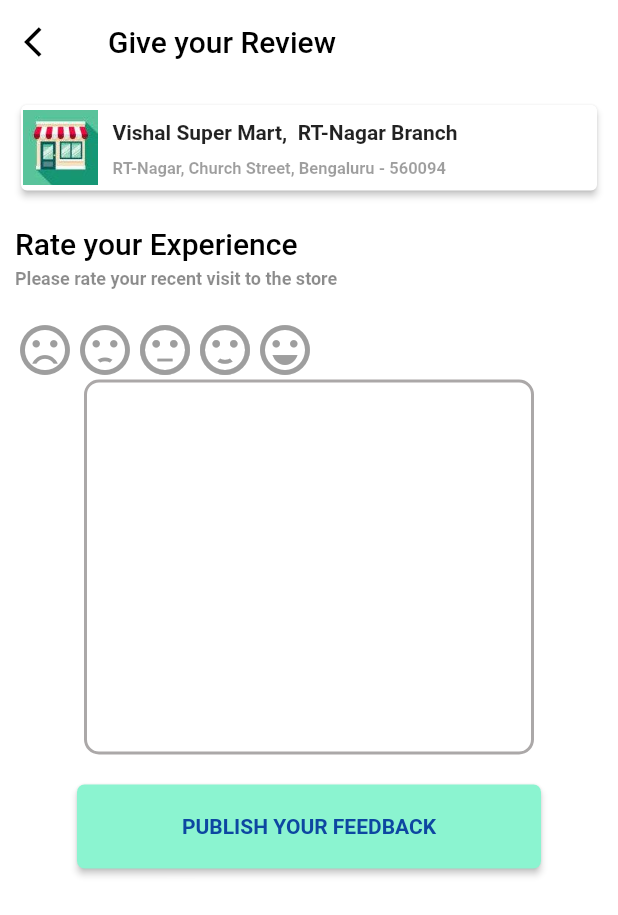
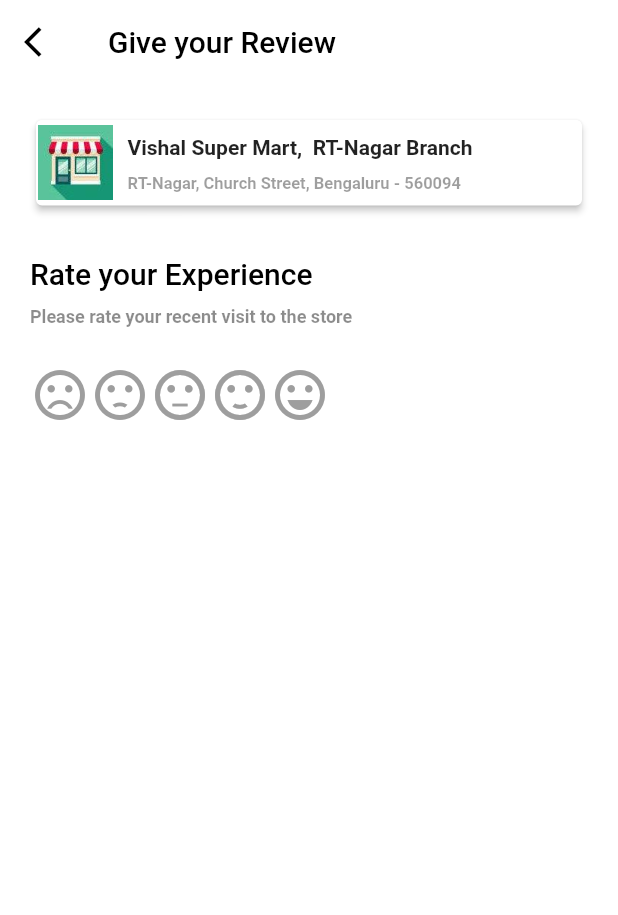
Before and after one commit to naren1726/feedback-app, a Flutter app: the screen it shows after launch, on a phone screen of 412 x 824 dp. Shown: the top 915 px of the screen. Run offline on Flutter 3.47's test engine with Material 2 defaults, Android fonts, the phone set to English and light mode, and no system bars; drawn by our look-alikes of flutter_rating_bar; Roboto replaces fonts that are missing (WorkSansMedium).

Commit message:
Added the basic animation

```diff
--- a/lib/pages/feedback.dart
+++ b/lib/pages/feedback.dart
@@ -1,9 +1,17 @@
 import 'package:feedback/pages/widgets.dart';
+import 'package:feedback/widgets.dart';
 import 'package:flutter/material.dart';
 import 'package:flutter_rating_bar/flutter_rating_bar.dart';
 
 // ignore: must_be_immutable
-class MyApp extends StatelessWidget {
+class MyApp extends StatefulWidget {
+  @override
+  _MyAppState createState() => _MyAppState();
+}
+
+class _MyAppState extends State<MyApp> {
+  bool isRatingGiven = false;
+
   @override
   Widget build(BuildContext context) {
     return Scaffold(
@@ -18,7 +26,7 @@ class MyApp extends StatelessWidget {
         ),
       ),
       body: Container(
-        padding: EdgeInsets.all(10),
+        padding: EdgeInsets.all(20),
         child: ListView(
           children: [
             Card(
@@ -61,17 +69,17 @@ class MyApp extends StatelessWidget {
                 ),
               ),
             ),
-            SizedBox(height: 20),
+            SizedBox(height: 30),
             Text(
               "Rate your Experience",
               style: headingStyle(),
             ),
-            SizedBox(height: 5),
+            SizedBox(height: 10),
             Text(
               "Please rate your recent visit to the store",
               style: subHeadingStyle(),
             ),
-            SizedBox(height: 20),
+            SizedBox(height: 25),
             RatingBar.builder(
               initialRating: 0,
               itemCount: 5,
@@ -110,31 +118,24 @@ class MyApp extends StatelessWidget {
                 }
               },
               onRatingUpdate: (rating) {
+                if (!isRatingGiven)
+                  setState(() {
+                    isRatingGiven = true;
+                  });
                 print(rating);
               },
             ),
-            RatingComments()
+            AnimatedCrossFade(
+              crossFadeState: (isRatingGiven)
+                  ? CrossFadeState.showSecond
+                  : CrossFadeState.showFirst,
+              duration: Duration(milliseconds: 500),
+              firstChild: Container(),
+              secondChild: RatingComments(),
+            )
           ],
         ),
       ),
     );
   }
 }
-
-TextStyle headingStyle() {
-  return TextStyle(
-    color: Colors.black,
-    fontWeight: FontWeight.w500,
-    fontSize: 20,
-  );
-}
-
-TextStyle subHeadingStyle() {
-  return TextStyle(
-    color: Colors.black45,
-    fontWeight: FontWeight.w600,
-    fontSize: 12,
-  );
-}
-
-  // show the dialog
--- /dev/null
+++ b/lib/widgets.dart
@@ -0,0 +1,17 @@
+import 'package:flutter/material.dart';
+
+TextStyle headingStyle() {
+  return TextStyle(
+    color: Colors.black,
+    fontWeight: FontWeight.w500,
+    fontSize: 20,
+  );
+}
+
+TextStyle subHeadingStyle() {
+  return TextStyle(
+    color: Colors.black45,
+    fontWeight: FontWeight.w600,
+    fontSize: 12,
+  );
+}
```
Also changed, not shown: lib/pages/widgets.dart (+15 -2 lines).
